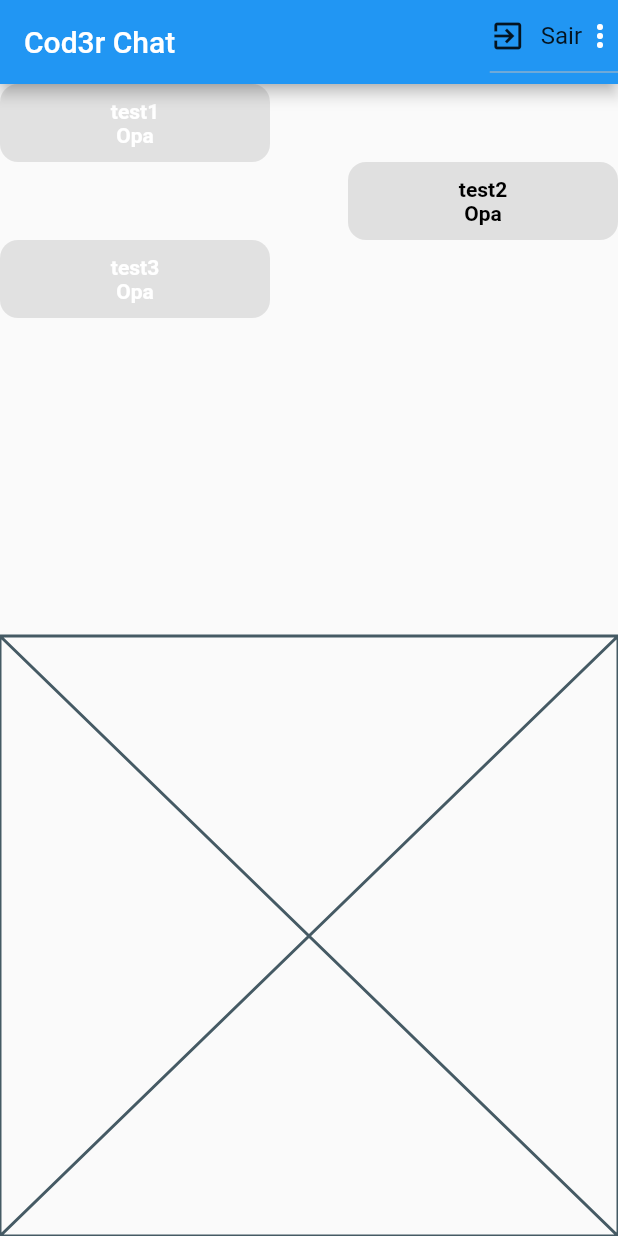
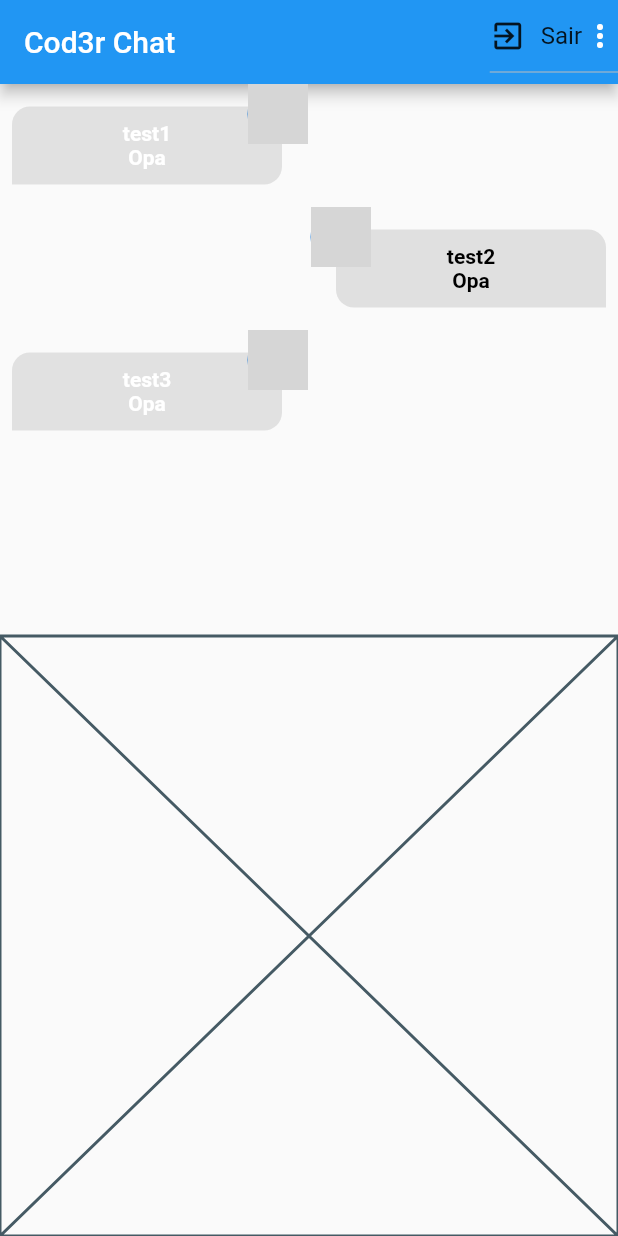
Before and after one commit to richardborgesdev/flutter-cod3r-chat, a Flutter app: the screen it shows after launch, on a phone screen of 412 x 824 dp. Run offline on Flutter 3.47's test engine with Material 2 defaults, Android fonts, the phone set to English and light mode, and no system bars; our stand-ins replace image_picker; accounts and stored records are empty; grey boxes are pictures that could not be loaded.

Commit message:
chore: styling message border and showing user avatar

```diff
--- a/lib/components/message_bubble.dart
+++ b/lib/components/message_bubble.dart
@@ -1,7 +1,10 @@
+import 'dart:io';
+
 import 'package:flutter/material.dart';
 import 'package:flutter_cod3r_chat/core/models/chat_message.dart';
 
 class MessageBubble extends StatelessWidget {
+  static final _defaultImage = 'assets/images/avatar.png';
   final ChatMessage message;
   final bool belongsToCurrentUser;
 
@@ -11,9 +14,28 @@ class MessageBubble extends StatelessWidget {
     required this.belongsToCurrentUser,
   }) : super(key: key);
 
+  Widget _showUserImage(String imageURL) {
+    ImageProvider? imgProvider;
+    final uri = Uri.parse(imageURL);
+
+    if (uri.scheme.contains(_defaultImage)) {
+      imgProvider = AssetImage(_defaultImage);
+    } else if (uri.scheme.contains('http')) {
+      imgProvider = NetworkImage(uri.toString());
+    } else {
+      imgProvider = FileImage(File(uri.toString()));
+    }
+
+    return CircleAvatar(
+      backgroundImage: imgProvider,
+    );
+  }
+
   @override
   Widget build(BuildContext context) {
-    return Row(
+    return Stack(
+      children: [
+        Row(
           mainAxisAlignment: belongsToCurrentUser
               ? MainAxisAlignment.end
               : MainAxisAlignment.start,
@@ -23,8 +45,15 @@ class MessageBubble extends StatelessWidget {
                   color: belongsToCurrentUser
                       ? Colors.grey.shade300
                       : Theme.of(context).highlightColor,
-              borderRadius: BorderRadius.all(
-                Radius.circular(12),
+                  borderRadius: BorderRadius.only(
+                    topLeft: Radius.circular(12),
+                    topRight: Radius.circular(12),
+                    bottomLeft: belongsToCurrentUser
+                        ? Radius.circular(12)
+                        : Radius.circular(0),
+                    bottomRight: belongsToCurrentUser
+                        ? Radius.circular(0)
+                        : Radius.circular(12),
                   ),
                 ),
                 width: 180,
@@ -32,25 +61,39 @@ class MessageBubble extends StatelessWidget {
                   vertical: 10,
                   horizontal: 16,
                 ),
+                margin: const EdgeInsets.symmetric(
+                  vertical: 15,
+                  horizontal: 8,
+                ),
                 child: Column(
                   children: [
                     Text(
                       message.userName,
                       style: TextStyle(
                         fontWeight: FontWeight.bold,
-                    color: belongsToCurrentUser ? Colors.black : Colors.white,
+                        color:
+                            belongsToCurrentUser ? Colors.black : Colors.white,
                       ),
                     ),
                     Text(
                       message.text,
                       style: TextStyle(
                         fontWeight: FontWeight.bold,
-                    color: belongsToCurrentUser ? Colors.black : Colors.white,
+                        color:
+                            belongsToCurrentUser ? Colors.black : Colors.white,
                       ),
                     ),
                   ],
                 )),
           ],
+        ),
+        Positioned(
+          top: 0,
+          left: belongsToCurrentUser ? null : 165,
+          right: belongsToCurrentUser ? 165 : null,
+          child: _showUserImage(message.userImageURL),
+        ),
+      ],
     );
   }
 }
```
Lines whose indentation alone changed are shown as unchanged.
